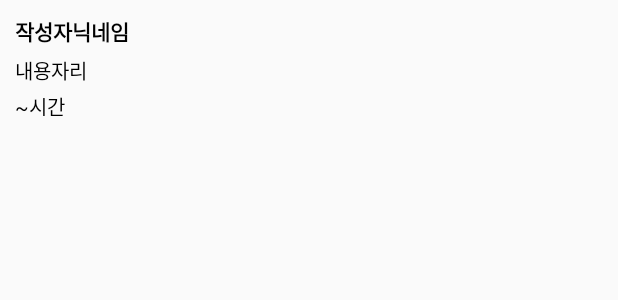
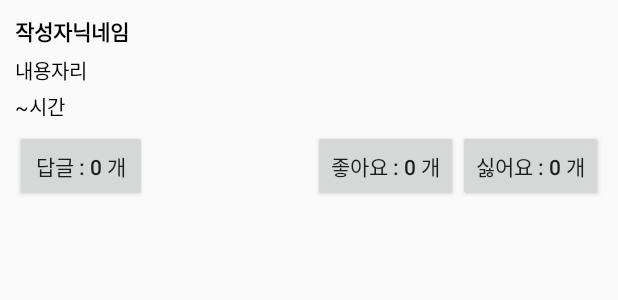
Before and after one commit to mykim76/APIPractice, an Android app: the layout topic_reply_list_item.xml on its own in the app's theme, with its tools: preview values and no code run, on a phone screen of 412 x 824 dp. Shown: the top 300 px of the screen. Run offline under Robolectric (Android 15) with nearby library versions, the phone set to English and light mode, and no system bars.

Commit message:
버튼 포커스 제거 => 리스트뷰 이벤트 감지 가능

```diff
--- a/app/src/main/res/layout/topic_reply_list_item.xml
+++ b/app/src/main/res/layout/topic_reply_list_item.xml
@@ -35,6 +35,38 @@
             android:textSize="13sp"
             android:layout_marginTop="3dp"/>
 
+        <LinearLayout
+            android:layout_width="match_parent"
+            android:layout_height="wrap_content"
+            android:orientation="horizontal"
+            android:layout_marginTop="5dp">
+
+            <!--리스트아이템 안에 버튼을 두면 리스트뷰 아이템 이벤트 동작 안함-->
+            <!--버튼이 포커스를 갖고 있기 때문=> 포커스 제거 처리-->
+            <Button
+                android:layout_width="wrap_content"
+                android:layout_height="wrap_content"
+                android:focusable="false"
+                android:text="답글 : 0 개"/>
+            <TextView
+                android:layout_width="0dp"
+                android:layout_height="wrap_content"
+                android:layout_weight="1"/>
+
+            <Button
+            android:layout_width="wrap_content"
+            android:layout_height="wrap_content"
+                android:focusable="false"
+            android:text="좋아요 : 0 개"/>
+
+            <Button
+                android:layout_width="wrap_content"
+                android:layout_height="wrap_content"
+                android:focusable="false"
+                android:text="싫어요 : 0 개"/>
+
+        </LinearLayout>
+
     </LinearLayout>
 
 </LinearLayout>
```
